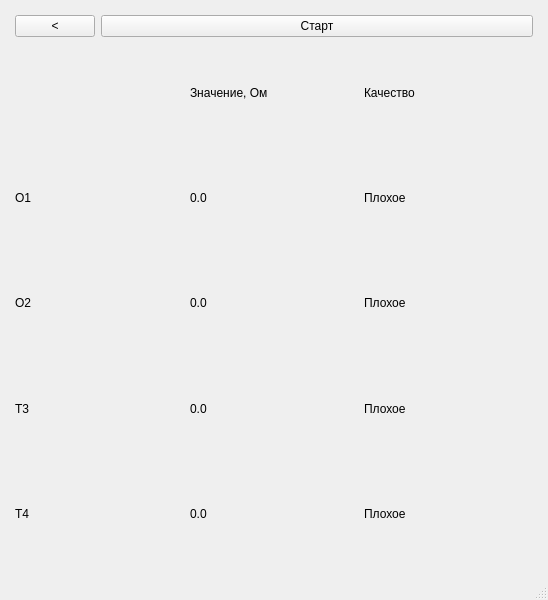
This is BrainBit/neurosamples-main/Bit/ui/ResistanceScreenRuUI.ui in simai1/sfedu-hackathon-2025 as Qt 5 draws it before an edit. The edited form follows.
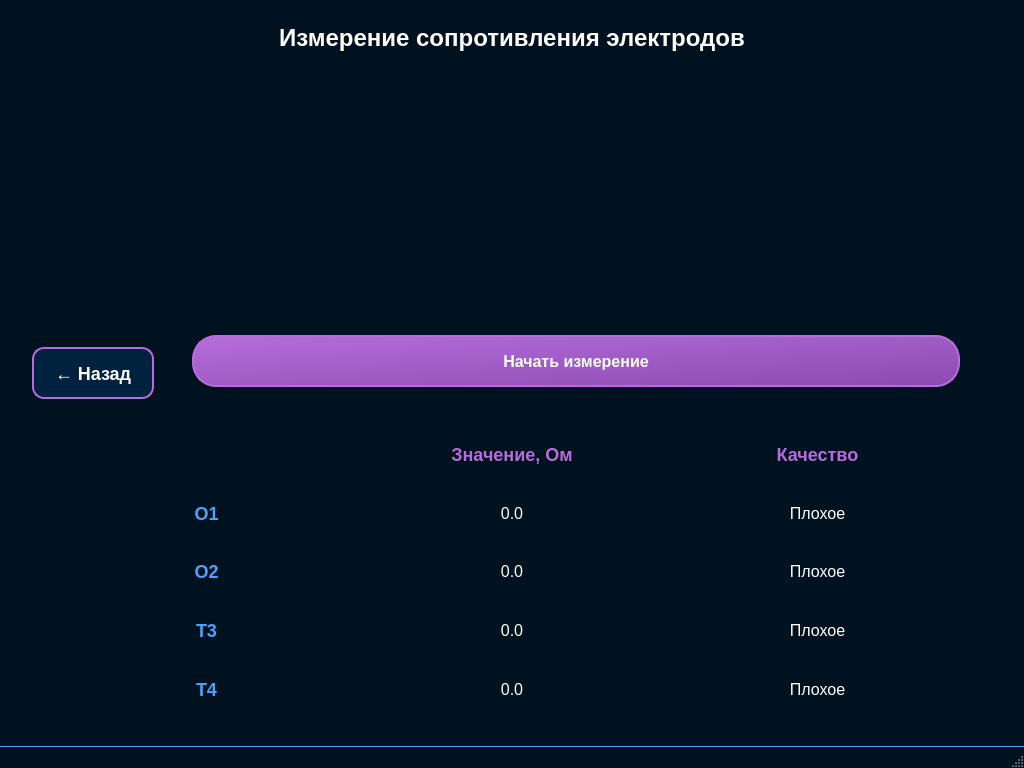
This is the edited form.

```diff
--- a/BrainBit/neurosamples-main/Bit/ui/ResistanceScreenRuUI.ui
+++ b/BrainBit/neurosamples-main/Bit/ui/ResistanceScreenRuUI.ui
@@ -6,40 +6,203 @@
    <rect>
     <x>0</x>
     <y>0</y>
-    <width>548</width>
-    <height>600</height>
+    <width>1024</width>
+    <height>768</height>
    </rect>
   </property>
   <property name="windowTitle">
    <string>Сопротивление</string>
   </property>
+  <property name="styleSheet">
+   <string notr="true">QMainWindow {
+	background-color: #00111F;
+	font-family: "Segoe UI", "Roboto", "Helvetica Neue", sans-serif;
+}
+
+QLabel {
+	color: #FFFFFF;
+}
+
+QPushButton {
+	background-color: qlineargradient(x1: 0, y1: 0, x2: 1, y2: 1, stop: 0 #B66DDB, stop: 1 #8A4BB0);
+	border-radius: 24px;
+	color: white;
+	font-size: 16px;
+	font-weight: 500;
+	height: 48px;
+	padding: 0 24px;
+	border: 2px solid #B66DDB;
+	transition: all 0.3s ease;
+}
+
+QPushButton:hover {
+	background-color: qlineargradient(x1: 0, y1: 0, x2: 1, y2: 1, stop: 0 #A05CC4, stop: 1 #7A3BA0);
+	border: 2px solid #A05CC4;
+	box-shadow: 0 4px 8px rgba(182, 109, 219, 0.4);
+}
+
+QPushButton:pressed {
+	background-color: qlineargradient(x1: 0, y1: 0, x2: 1, y2: 1, stop: 0 #8A4BB0, stop: 1 #6A2B90);
+	border: 2px solid #8A4BB0;
+	transform: translateY(2px);
+}
+
+QPushButton:disabled {
+	opacity: 0.5;
+}
+
+/* Header */
+QLabel#headerTitle {
+	font-size: 24px;
+	font-weight: 600;
+	margin: 24px 0;
+	text-align: center;
+}
+
+/* Back Button */
+QPushButton#backButton {
+	background-color: #00223F;
+	border-radius: 12px;
+	font-size: 18px;
+	padding: 0 20px;
+	min-width: 40px;
+}
+
+QPushButton#backButton:hover {
+	background-color: #00335F;
+	box-shadow: 0 2px 4px rgba(0, 34, 63, 0.4);
+}
+
+/* Start Button */
+QPushButton#resistButton {
+	margin: 0 32px 24px 32px;
+}
+
+/* Data Grid */
+QGridLayout#gridLayout {
+	margin: 20px;
+	spacing: 15px;
+}
+
+/* Labels */
+QLabel {
+	font-size: 16px;
+	color: #FFFFFF;
+}
+
+/* Value Labels */
+QLabel[id$="Value"] {
+	font-weight: 600;
+	font-size: 18px;
+	color: #4DA1FF;
+}
+
+/* Quality Labels */
+QLabel[id$="Q"] {
+	font-weight: 600;
+	font-size: 18px;
+	border-radius: 8px;
+	padding: 8px 16px;
+}
+
+QLabel#o1Q[quality="good"], 
+QLabel#o2Q[quality="good"], 
+QLabel#t3Q[quality="good"], 
+QLabel#t4Q[quality="good"] {
+	background-color: rgba(32, 201, 151, 0.3);
+	color: #20C997;
+}
+
+QLabel#o1Q[quality="poor"], 
+QLabel#o2Q[quality="poor"], 
+QLabel#t3Q[quality="poor"], 
+QLabel#t4Q[quality="poor"] {
+	background-color: rgba(220, 53, 69, 0.3);
+	color: #DC3545;
+}
+
+/* Header Labels */
+QLabel#label_6, QLabel#label_7 {
+	font-weight: 600;
+	font-size: 18px;
+	color: #B66DDB;
+	text-align: center;
+}
+
+/* Channel Labels */
+QLabel#label, QLabel#label_2, QLabel#label_3, QLabel#label_4 {
+	font-weight: 600;
+	font-size: 18px;
+	color: #4DA1FF;
+}
+
+/* Status Bar */
+QStatusBar {
+	background-color: #00111F;
+	border: none;
+	border-top: 1px solid #4DA1FF;
+}
+
+QStatusBar QLabel {
+	color: #FFFFFF;
+	font-size: 14px;
+}</string>
+  </property>
   <widget class="QWidget" name="centralwidget">
    <layout class="QVBoxLayout" name="verticalLayout" stretch="0,1">
     <property name="leftMargin">
-     <number>15</number>
+     <number>0</number>
     </property>
     <property name="topMargin">
-     <number>15</number>
+     <number>0</number>
     </property>
     <property name="rightMargin">
-     <number>15</number>
+     <number>0</number>
     </property>
     <property name="bottomMargin">
-     <number>15</number>
+     <number>0</number>
     </property>
+    <item alignment="Qt::AlignTop">
+     <widget class="QLabel" name="headerTitle">
+      <property name="text">
+       <string>Измерение сопротивления электродов</string>
+      </property>
+      <property name="alignment">
+       <set>Qt::AlignCenter</set>
+      </property>
+     </widget>
+    </item>
     <item>
      <layout class="QHBoxLayout" name="horizontalLayout" stretch="0,1">
+      <property name="leftMargin">
+       <number>32</number>
+      </property>
+      <property name="rightMargin">
+       <number>32</number>
+      </property>
       <item>
        <widget class="QPushButton" name="backButton">
+        <property name="minimumSize">
+         <size>
+          <width>60</width>
+          <height>48</height>
+         </size>
+        </property>
         <property name="text">
-         <string>&lt;</string>
+         <string>← Назад</string>
         </property>
        </widget>
       </item>
       <item>
        <widget class="QPushButton" name="resistButton">
+        <property name="minimumSize">
+         <size>
+          <width>0</width>
+          <height>60</height>
+         </size>
+        </property>
         <property name="text">
-         <string>Старт</string>
+         <string>Начать измерение</string>
         </property>
        </widget>
       </item>
@@ -47,11 +210,32 @@
     </item>
     <item>
      <layout class="QGridLayout" name="gridLayout">
+      <property name="leftMargin">
+       <number>64</number>
+      </property>
+      <property name="topMargin">
+       <number>20</number>
+      </property>
+      <property name="rightMargin">
+       <number>64</number>
+      </property>
+      <property name="bottomMargin">
+       <number>40</number>
+      </property>
+      <property name="horizontalSpacing">
+       <number>20</number>
+      </property>
+      <property name="verticalSpacing">
+       <number>25</number>
+      </property>
       <item row="3" column="0">
        <widget class="QLabel" name="label_3">
         <property name="text">
          <string>T3</string>
         </property>
+        <property name="alignment">
+         <set>Qt::AlignCenter</set>
+        </property>
        </widget>
       </item>
       <item row="2" column="0">
@@ -59,6 +243,9 @@
         <property name="text">
          <string>O2</string>
         </property>
+        <property name="alignment">
+         <set>Qt::AlignCenter</set>
+        </property>
        </widget>
       </item>
       <item row="4" column="0">
@@ -66,6 +253,9 @@
         <property name="text">
          <string>T4</string>
         </property>
+        <property name="alignment">
+         <set>Qt::AlignCenter</set>
+        </property>
        </widget>
       </item>
       <item row="1" column="1">
@@ -73,6 +263,9 @@
         <property name="text">
          <string>0.0</string>
         </property>
+        <property name="alignment">
+         <set>Qt::AlignCenter</set>
+        </property>
        </widget>
       </item>
       <item row="0" column="1">
@@ -80,6 +273,9 @@
         <property name="text">
          <string>Значение, Ом</string>
         </property>
+        <property name="alignment">
+         <set>Qt::AlignCenter</set>
+        </property>
        </widget>
       </item>
       <item row="1" column="0">
@@ -87,6 +283,9 @@
         <property name="text">
          <string>O1</string>
         </property>
+        <property name="alignment">
+         <set>Qt::AlignCenter</set>
+        </property>
        </widget>
       </item>
       <item row="0" column="2">
@@ -94,6 +293,9 @@
         <property name="text">
          <string>Качество</string>
         </property>
+        <property name="alignment">
+         <set>Qt::AlignCenter</set>
+        </property>
        </widget>
       </item>
       <item row="2" column="1">
@@ -101,6 +303,9 @@
         <property name="text">
          <string>0.0</string>
         </property>
+        <property name="alignment">
+         <set>Qt::AlignCenter</set>
+        </property>
        </widget>
       </item>
       <item row="3" column="1">
@@ -108,6 +313,9 @@
         <property name="text">
          <string>0.0</string>
         </property>
+        <property name="alignment">
+         <set>Qt::AlignCenter</set>
+        </property>
        </widget>
       </item>
       <item row="4" column="1">
@@ -115,6 +323,9 @@
         <property name="text">
          <string>0.0</string>
         </property>
+        <property name="alignment">
+         <set>Qt::AlignCenter</set>
+        </property>
        </widget>
       </item>
       <item row="1" column="2">
@@ -122,6 +333,12 @@
         <property name="text">
          <string>Плохое</string>
         </property>
+        <property name="alignment">
+         <set>Qt::AlignCenter</set>
+        </property>
+        <property name="property" stdset="0">
+         <string>quality=poor</string>
+        </property>
        </widget>
       </item>
       <item row="2" column="2">
@@ -129,6 +346,12 @@
         <property name="text">
          <string>Плохое</string>
         </property>
+        <property name="alignment">
+         <set>Qt::AlignCenter</set>
+        </property>
+        <property name="property" stdset="0">
+         <string>quality=poor</string>
+        </property>
        </widget>
       </item>
       <item row="3" column="2">
@@ -136,6 +359,12 @@
         <property name="text">
          <string>Плохое</string>
         </property>
+        <property name="alignment">
+         <set>Qt::AlignCenter</set>
+        </property>
+        <property name="property" stdset="0">
+         <string>quality=poor</string>
+        </property>
        </widget>
       </item>
       <item row="4" column="2">
@@ -143,13 +372,32 @@
         <property name="text">
          <string>Плохое</string>
         </property>
+        <property name="alignment">
+         <set>Qt::AlignCenter</set>
+        </property>
+        <property name="property" stdset="0">
+         <string>quality=poor</string>
+        </property>
        </widget>
       </item>
      </layout>
     </item>
    </layout>
   </widget>
-  <widget class="QStatusBar" name="statusbar"/>
+  <widget class="QStatusBar" name="statusbar">
+   <property name="styleSheet">
+    <string notr="true">QStatusBar {
+	background-color: #00111F;
+	border: none;
+	border-top: 1px solid #4DA1FF;
+}
+
+QStatusBar QLabel {
+	color: #FFFFFF;
+	font-size: 14px;
+}</string>
+   </property>
+  </widget>
  </widget>
  <tabstops>
   <tabstop>backButton</tabstop>
```
